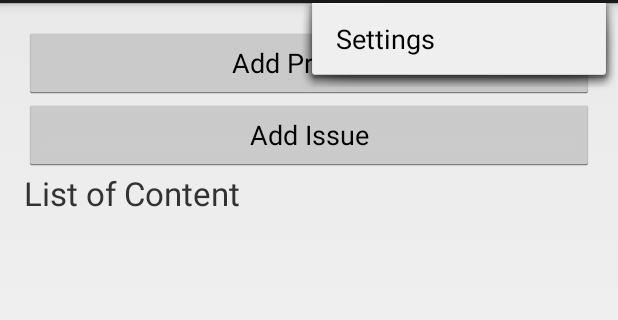
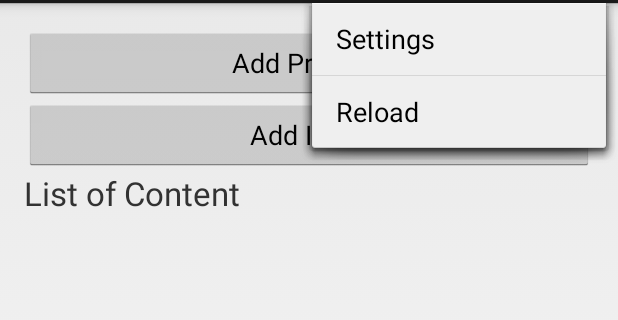
Before and after one commit to cabelotaina/stay-alert, an Android app: the screen it shows after launch (MainActivity), with the options menu open, on a phone screen of 412 x 824 dp, the part 69-389 px from its top. Run offline under Robolectric (Android 15) with nearby library versions, the phone set to English and light mode, and no system bars; 1 statement that could not run was skipped.

Commit message:
reload activity main with menu button

```diff
--- a/app/src/main/java/org/blackbird/stayalert/MainActivity.java
+++ b/app/src/main/java/org/blackbird/stayalert/MainActivity.java
@@ -1,5 +1,4 @@
 package org.blackbird.stayalert;
-
 
 import android.app.ListActivity;
 import android.app.ProgressDialog;
@@ -21,6 +20,7 @@ import android.widget.ListAdapter;
 import android.widget.ListView;
 import android.widget.SimpleAdapter;
 import android.widget.TextView;
+import android.widget.Toast;
 
 import org.json.JSONArray;
 import org.json.JSONException;
@@ -33,9 +33,6 @@ import java.util.Date;
 import java.util.HashMap;
 import java.util.Locale;
 
-
-
-
 public class MainActivity extends ListActivity {
     private static final int REQUEST_IMAGE_CAPTURE = 1;
     //private static final int RESULT_OK= 1;
@@ -45,10 +42,10 @@ public class MainActivity extends ListActivity {
     private static String DESCRIPTION = "description";
     private static String URL = "url";
 
-    private ProgressDialog pDialog;
     private ArrayList<Content> contents_list;
     private ArrayList<HashMap<String, String>> content_array;
     private HashMap<String, String> content_hash_map;
+    private ListView list_view;
 
     @Override
     protected void onCreate(Bundle savedInstanceState) {
@@ -59,7 +56,7 @@ public class MainActivity extends ListActivity {
         contents_list = new ArrayList<Content>();
         content_array = new ArrayList<HashMap<String, String>>();
 
-        ListView list_view = getListView();
+        list_view = getListView();
 
         list_view.setOnItemClickListener(new OnItemClickListener() {
 
@@ -86,7 +83,9 @@ public class MainActivity extends ListActivity {
     @Override
     public void onResume() {
         super.onResume();
+        //list_view.setAdapter(null);
         //new GetContents().execute();
+        //Toast.makeText(this, "OnResume", Toast.LENGTH_SHORT).show();
 
     }
     @Override
@@ -106,6 +105,11 @@ public class MainActivity extends ListActivity {
         //noinspection SimplifiableIfStatement
         if (id == org.blackbird.stayalert.R.id.action_settings) {
             return true;
+        }
+        else if(id == R.id.action_reload){
+            //reload activity for load new contents
+            finish();
+            startActivity(getIntent());
         }
 
         return super.onOptionsItemSelected(item);
@@ -161,13 +165,21 @@ public class MainActivity extends ListActivity {
 
     }
 
+    @Override
+    public void onBackPressed() {
+        startActivity(new Intent(this, ContentActivity.class));
+        Toast.makeText(this, "Back Pressed", Toast.LENGTH_SHORT).show();
+    }
+
     /**
      * Async task class to get json by making HTTP call
      * */
     private class GetContents extends AsyncTask<Void, Void, Void> {
-
+        private ProgressDialog pDialog;
         @Override
         protected void onPreExecute() {
+
+
             super.onPreExecute();
             // Showing progress dialog
             pDialog = new ProgressDialog(MainActivity.this);
@@ -182,7 +194,7 @@ public class MainActivity extends ListActivity {
             ServerCaller called_from_get = new ServerCaller();
 
             // Making a request to url and getting response
-            String jsonStr = called_from_get.makeServiceCall(Settings.url()+"/contents.json", ServerCaller.GET);
+            String jsonStr = called_from_get.makeServiceCall(Settings.url()+"contents.json", ServerCaller.GET);
 
             Log.d("Response: ", "> " + jsonStr);
 
@@ -236,7 +248,7 @@ public class MainActivity extends ListActivity {
             /**
              * Updating parsed JSON data into ListView
              * */
-            // TODO: insert field type with small font size
+            // TODO: insert field picture with thumb from paperclip
             ListAdapter adapter = new SimpleAdapter(
                     MainActivity.this, content_array,
                     R.layout.list_item, new String[] { DESCRIPTION, LABEL, URL }, new int[] { R.id.description, R.id.label, R.id.url });
--- a/app/src/main/java/org/blackbird/stayalert/Settings.java
+++ b/app/src/main/java/org/blackbird/stayalert/Settings.java
@@ -3,6 +3,6 @@ package org.blackbird.stayalert;
 public class Settings {
 
     public static String url(){
-        return "http://10.0.0.2:3000/";
+        return "https://powerful-depths-6256.herokuapp.com/";
     }
 }
--- a/app/src/main/java/org/blackbird/stayalert/SingleContentActivity.java
+++ b/app/src/main/java/org/blackbird/stayalert/SingleContentActivity.java
@@ -47,4 +47,8 @@ public class SingleContentActivity extends Activity {
 
         return super.onOptionsItemSelected(item);
     }
+
+
+
+
 }
--- a/app/src/main/res/menu/menu_main.xml
+++ b/app/src/main/res/menu/menu_main.xml
@@ -3,4 +3,6 @@
     tools:context="org.blackbird.stay_alert.MainActivity">
     <item android:id="@+id/action_settings" android:title="@string/action_settings"
         android:orderInCategory="100" android:showAsAction="never" />
+    <item android:id="@+id/action_reload" android:title="@string/action_reload"
+        android:orderInCategory="200" android:showAsAction="never" />
 </menu>
--- a/app/src/main/res/values/strings.xml
+++ b/app/src/main/res/values/strings.xml
@@ -31,4 +31,6 @@
     <string name="gps_false">GPS is false because address is null</string>
     <string name="title_activity_single_content">Content selected:</string>
 
+    <string name="action_reload">Reload</string>
+
 </resources>
```
